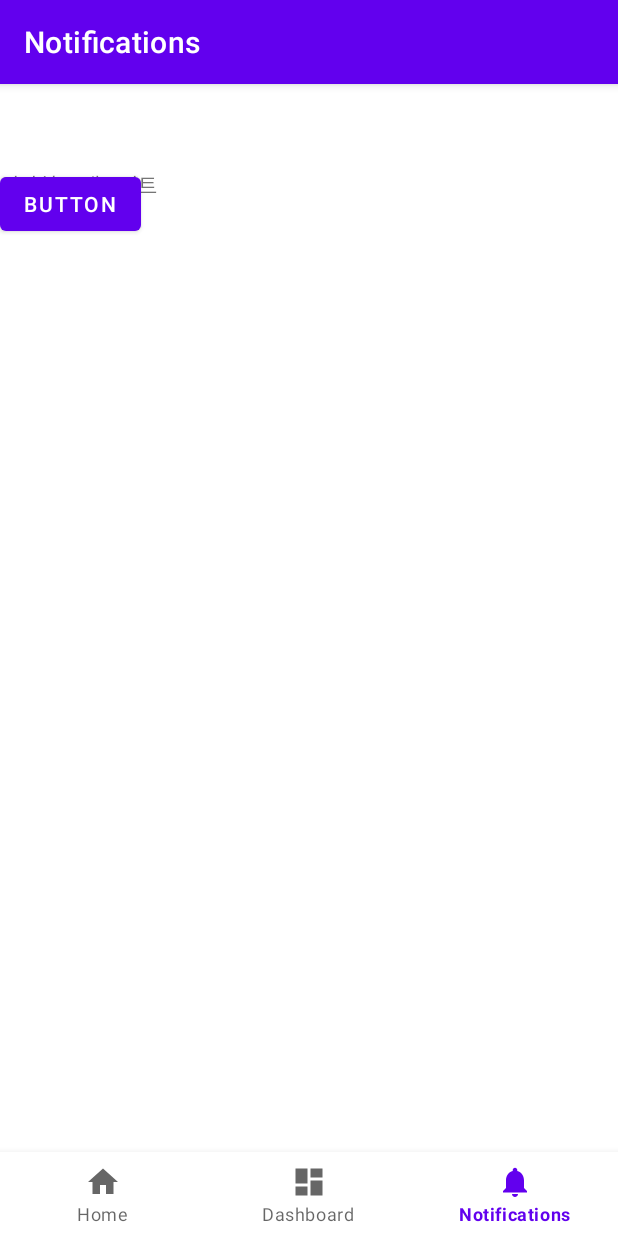
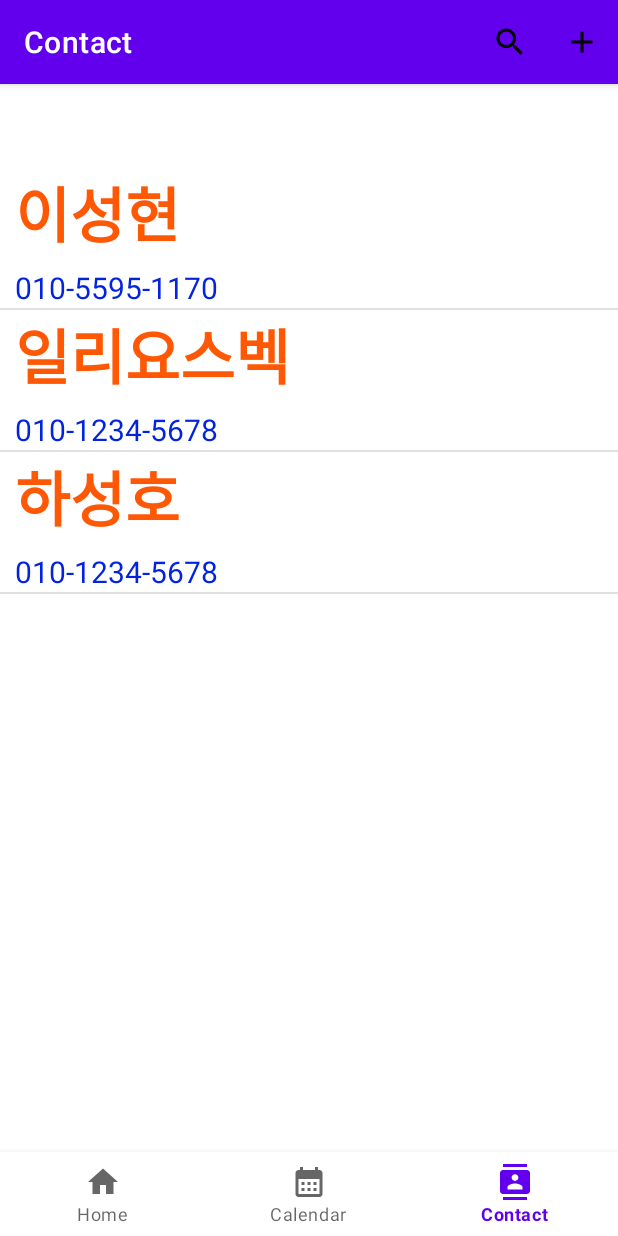
Before and after one commit to SHyeonL/2022-2_MobP_MyCalendar, an Android app: the ContactFragment screen opened through its navigation route, on a phone screen of 412 x 824 dp. Run offline under Robolectric (Android 15) with nearby library versions, the phone set to English and light mode, and no system bars; our stand-ins replace navigation-ui.

Commit message:
연락처 프래그먼트 리스트뷰 추가 & 액션 바 아이콘 및 이동 기능 추가

```diff
--- a/MyCalendar/app/src/main/java/com/example/mycalendar/MainActivity.java
+++ b/MyCalendar/app/src/main/java/com/example/mycalendar/MainActivity.java
@@ -25,7 +25,7 @@ public class MainActivity extends AppCompatActivity {
 
         BottomNavigationView navView = findViewById(R.id.nav_view);
         AppBarConfiguration appBarConfiguration = new AppBarConfiguration.Builder(
-                R.id.navigation_home, R.id.navigation_dashboard, R.id.navigation_notifications)
+                R.id.navigation_home, R.id.navigation_calendar, R.id.navigation_contact)
                 .build();
         NavController navController = Navigation.findNavController(this, R.id.nav_host_fragment_activity_main);
         NavigationUI.setupActionBarWithNavController(this, navController, appBarConfiguration);
--- a/MyCalendar/app/src/main/java/com/example/mycalendar/ui/Calendar/toDoListView.java
+++ b/MyCalendar/app/src/main/java/com/example/mycalendar/ui/Calendar/toDoListView.java
@@ -26,8 +26,8 @@ public class toDoListView extends LinearLayout {
         LayoutInflater inflater = (LayoutInflater) context.getSystemService(Context.LAYOUT_INFLATER_SERVICE);
         inflater.inflate(R.layout.todo_list, this, true);
 
-        textTitle = (TextView) findViewById(R.id.textTitle);
-        textDate = (TextView) findViewById(R.id.textDate);
+        textTitle = (TextView) findViewById(R.id.textName);
+        textDate = (TextView) findViewById(R.id.textPhoneNum);
     }
 
     public void setTitle(String title) {
--- a/MyCalendar/app/src/main/java/com/example/mycalendar/ui/Contact/ContactFragment.java
+++ b/MyCalendar/app/src/main/java/com/example/mycalendar/ui/Contact/ContactFragment.java
@@ -3,30 +3,50 @@ package com.example.mycalendar.ui.Contact;
 import android.content.Intent;
 import android.os.Bundle;
 import android.view.LayoutInflater;
+import android.view.Menu;
+import android.view.MenuInflater;
+import android.view.MenuItem;
 import android.view.View;
 import android.view.ViewGroup;
+import android.widget.AdapterView;
+import android.widget.BaseAdapter;
+import android.widget.Toast;
 
 import androidx.annotation.NonNull;
 import androidx.fragment.app.Fragment;
 
+import com.example.mycalendar.R;
 import com.example.mycalendar.databinding.FragmentContactBinding;
+import com.example.mycalendar.ui.Calendar.toDoItem;
+import com.example.mycalendar.ui.SearchActivity;
+
+import java.util.ArrayList;
 
 
 public class ContactFragment extends Fragment {
 
     private FragmentContactBinding binding;
+    ContactListAdapter adapter;
 
     public View onCreateView(@NonNull LayoutInflater inflater,
                              ViewGroup container, Bundle savedInstanceState) {
 
         binding = FragmentContactBinding.inflate(inflater, container, false);
+        setHasOptionsMenu(true);
         View root = binding.getRoot();
+        adapter = new ContactListAdapter();
 
-        binding.button2.setOnClickListener(new View.OnClickListener() {
+        adapter.addItem(new ContactItem("이성현", "010-5595-1170"));
+        adapter.addItem(new ContactItem("일리요스벡", "010-1234-5678"));
+        adapter.addItem(new ContactItem("하성호", "010-1234-5678"));
+
+        binding.contactList.setAdapter(adapter);
+
+        binding.contactList.setOnItemClickListener(new AdapterView.OnItemClickListener() {
             @Override
-            public void onClick(View view) {
-                Intent intent = new Intent(getActivity(), AddContactActivity.class);
-                startActivity(intent);
+            public void onItemClick(AdapterView<?> adapterView, View view, int position, long id) {
+                ContactItem item = (ContactItem) adapter.getItem(position);
+                Toast.makeText(getActivity().getApplicationContext(), "선택 : " + item.getName(), Toast.LENGTH_LONG).show();
             }
         });
         return root;
@@ -37,4 +57,65 @@ public class ContactFragment extends Fragment {
         super.onDestroyView();
         binding = null;
     }
+
+    class ContactListAdapter extends BaseAdapter {
+        ArrayList<ContactItem> items = new ArrayList<ContactItem>();
+
+        @Override
+        public int getCount() {
+            return items.size();
+        }
+
+        public void addItem(ContactItem item) { items.add(item); }
+
+        @Override
+        public Object getItem(int position) {
+            return items.get(position);
+        }
+
+        @Override
+        public long getItemId(int position) {
+            return position;
+        }
+
+        @Override
+        public View getView(int position, View convertView, ViewGroup viewGroup) {
+            ContactListView view = new ContactListView(getActivity().getApplicationContext());
+
+            ContactItem item = items.get(position);
+            view.setTextName(item.getName());
+            view.setTextPhoneNum(item.getPhoneNum());
+            return view;
+        }
+    }
+
+    @Override
+    public void onCreateOptionsMenu(@NonNull Menu menu, @NonNull MenuInflater inflater) {
+        super.onCreateOptionsMenu(menu, inflater);
+        inflater.inflate(R.menu.common_action_bar, menu);
+    }
+
+    @Override
+    public boolean onOptionsItemSelected(@NonNull MenuItem item) {
+        switch (item.getItemId()) {
+            case R.id.action_search:
+                StartSearchActivity();
+                break;
+            case R.id.action_add:
+                StartAddContactActivity();
+                break;
+        }
+        return super.onOptionsItemSelected(item);
+    }
+
+    public void StartAddContactActivity() {
+        Intent intent = new Intent(getActivity(), AddContactActivity.class);
+        startActivity(intent);
+    }
+
+    public void StartSearchActivity() {
+        Intent intent = new Intent(getActivity(), SearchActivity.class);
+        startActivity(intent);
+    }
+
 }
--- /dev/null
+++ b/MyCalendar/app/src/main/java/com/example/mycalendar/ui/Contact/ContactItem.java
@@ -0,0 +1,27 @@
+package com.example.mycalendar.ui.Contact;
+
+public class ContactItem {
+    String name;
+    String phoneNum;
+
+    public ContactItem(String name, String phoneNum) {
+        this.name = name;
+        this.phoneNum = phoneNum;
+    }
+
+    public String getName() {
+        return name;
+    }
+
+    public String getPhoneNum() {
+        return phoneNum;
+    }
+
+    public void SetName(String name) {
+        this.name = name;
+    }
+
+    public void SetPhoneNum(String phoneNum) {
+        this.phoneNum = phoneNum;
+    }
+}
--- /dev/null
+++ b/MyCalendar/app/src/main/java/com/example/mycalendar/ui/Contact/ContactListView.java
@@ -0,0 +1,40 @@
+package com.example.mycalendar.ui.Contact;
+
+import android.content.Context;
+import android.util.AttributeSet;
+import android.view.LayoutInflater;
+import android.widget.LinearLayout;
+import android.widget.TextView;
+
+import com.example.mycalendar.R;
+
+public class ContactListView extends LinearLayout {
+    TextView textName;
+    TextView textPhoneNum;
+
+    public ContactListView(Context context) {
+        super(context);
+        init(context);
+    }
+
+    public ContactListView(Context context, AttributeSet attrs) {
+        super(context, attrs);
+        init(context);
+    }
+
+    public void init(Context context) {
+        LayoutInflater inflater = (LayoutInflater) context.getSystemService(Context.LAYOUT_INFLATER_SERVICE);
+        inflater.inflate(R.layout.contact_list, this, true);
+
+        textName = (TextView) findViewById(R.id.textName);
+        textPhoneNum = (TextView) findViewById(R.id.textPhoneNum);
+    }
+
+    public void setTextName(String name) {
+        textName.setText(name);
+    }
+
+    public void setTextPhoneNum(String phoneNum) {
+        textPhoneNum.setText(phoneNum);
+    }
+}
--- a/MyCalendar/app/src/main/res/drawable/ic_dashboard_black_24dp.xml
+++ /dev/null
@@ -1,9 +0,0 @@
-<vector xmlns:android="http://schemas.android.com/apk/res/android"
-    android:width="24dp"
-    android:height="24dp"
-    android:viewportWidth="24.0"
-    android:viewportHeight="24.0">
-    <path
-        android:fillColor="#FF000000"
-        android:pathData="M3,13h8L11,3L3,3v10zM3,21h8v-6L3,15v6zM13,21h8L21,11h-8v10zM13,3v6h8L21,3h-8z" />
-</vector>
--- a/MyCalendar/app/src/main/res/drawable/ic_notifications_black_24dp.xml
+++ /dev/null
@@ -1,9 +0,0 @@
-<vector xmlns:android="http://schemas.android.com/apk/res/android"
-    android:width="24dp"
-    android:height="24dp"
-    android:viewportWidth="24.0"
-    android:viewportHeight="24.0">
-    <path
-        android:fillColor="#FF000000"
-        android:pathData="M12,22c1.1,0 2,-0.9 2,-2h-4c0,1.1 0.89,2 2,2zM18,16v-5c0,-3.07 -1.64,-5.64 -4.5,-6.32L13.5,4c0,-0.83 -0.67,-1.5 -1.5,-1.5s-1.5,0.67 -1.5,1.5v0.68C7.63,5.36 6,7.92 6,11v5l-2,2v1h16v-1l-2,-2z" />
-</vector>
--- /dev/null
+++ b/MyCalendar/app/src/main/res/drawable/image_calendar.xml
@@ -0,0 +1,5 @@
+<vector android:height="24dp" android:tint="#000000"
+    android:viewportHeight="24" android:viewportWidth="24"
+    android:width="24dp" xmlns:android="http://schemas.android.com/apk/res/android">
+    <path android:fillColor="@android:color/white" android:pathData="M19,4h-1V2h-2v2H8V2H6v2H5C3.89,4 3.01,4.9 3.01,6L3,20c0,1.1 0.89,2 2,2h14c1.1,0 2,-0.9 2,-2V6C21,4.9 20.1,4 19,4zM19,20H5V10h14V20zM9,14H7v-2h2V14zM13,14h-2v-2h2V14zM17,14h-2v-2h2V14zM9,18H7v-2h2V18zM13,18h-2v-2h2V18zM17,18h-2v-2h2V18z"/>
+</vector>
--- /dev/null
+++ b/MyCalendar/app/src/main/res/drawable/image_contact.xml
@@ -0,0 +1,5 @@
+<vector android:height="24dp" android:tint="#000000"
+    android:viewportHeight="24" android:viewportWidth="24"
+    android:width="24dp" xmlns:android="http://schemas.android.com/apk/res/android">
+    <path android:fillColor="@android:color/white" android:pathData="M20,0L4,0v2h16L20,0zM4,24h16v-2L4,22v2zM20,4L4,4c-1.1,0 -2,0.9 -2,2v12c0,1.1 0.9,2 2,2h16c1.1,0 2,-0.9 2,-2L22,6c0,-1.1 -0.9,-2 -2,-2zM12,6.75c1.24,0 2.25,1.01 2.25,2.25s-1.01,2.25 -2.25,2.25S9.75,10.24 9.75,9 10.76,6.75 12,6.75zM17,17L7,17v-1.5c0,-1.67 3.33,-2.5 5,-2.5s5,0.83 5,2.5L17,17z"/>
+</vector>
--- a/MyCalendar/app/src/main/res/layout/contact_list.xml
+++ b/MyCalendar/app/src/main/res/layout/contact_list.xml
@@ -13,7 +13,7 @@
             android:layout_width="wrap_content"
             android:layout_height="wrap_content"
             android:text="New Text"
-            android:id="@+id/textTitle"
+            android:id="@+id/textName"
             android:textSize="40dp"
             android:textStyle="bold"
             android:textColor="#ff5805" />
@@ -27,7 +27,7 @@
                 android:layout_height="wrap_content"
                 android:layout_alignParentLeft="true"
                 android:text="New Text"
-                android:id="@+id/textDate"
+                android:id="@+id/textPhoneNum"
                 android:textSize="20dp"
                 android:textColor="#0223e0"
                 android:layout_marginTop="6dp" />
--- a/MyCalendar/app/src/main/res/layout/fragment_calendar.xml
+++ b/MyCalendar/app/src/main/res/layout/fragment_calendar.xml
@@ -17,7 +17,7 @@
         app:layout_constraintTop_toTopOf="parent" />
 
     <TextView
-        android:id="@+id/textTitle"
+        android:id="@+id/textName"
         android:layout_width="wrap_content"
         android:layout_height="wrap_content"
         android:layout_marginStart="184dp"
--- a/MyCalendar/app/src/main/res/layout/fragment_contact.xml
+++ b/MyCalendar/app/src/main/res/layout/fragment_contact.xml
@@ -1,24 +1,15 @@
 <?xml version="1.0" encoding="utf-8"?>
-<androidx.constraintlayout.widget.ConstraintLayout xmlns:android="http://schemas.android.com/apk/res/android"
+<FrameLayout xmlns:android="http://schemas.android.com/apk/res/android"
     xmlns:app="http://schemas.android.com/apk/res-auto"
     xmlns:tools="http://schemas.android.com/tools"
     android:layout_width="match_parent"
     android:layout_height="match_parent"
     tools:context=".ui.Contact.ContactFragment">
 
-    <Button
-        android:id="@+id/button2"
-        android:layout_width="wrap_content"
-        android:layout_height="wrap_content"
-        android:text="Button"
-        tools:layout_editor_absoluteX="155dp"
-        tools:layout_editor_absoluteY="231dp" />
+    <ListView
+        android:id="@+id/contactList"
+        android:layout_width="match_parent"
+        android:layout_height="match_parent">
+    </ListView>
 
-    <TextView
-        android:id="@+id/textView3"
-        android:layout_width="wrap_content"
-        android:layout_height="wrap_content"
-        android:text="연락처 프래그먼트"
-        tools:layout_editor_absoluteX="170dp"
-        tools:layout_editor_absoluteY="389dp" />
-</androidx.constraintlayout.widget.ConstraintLayout>
+</FrameLayout>
--- a/MyCalendar/app/src/main/res/layout/todo_list.xml
+++ b/MyCalendar/app/src/main/res/layout/todo_list.xml
@@ -13,7 +13,7 @@
             android:layout_width="wrap_content"
             android:layout_height="wrap_content"
             android:text="New Text"
-            android:id="@+id/textTitle"
+            android:id="@+id/textName"
             android:textSize="40dp"
             android:textStyle="bold"
             android:textColor="#ff5805" />
@@ -27,7 +27,7 @@
                 android:layout_height="wrap_content"
                 android:layout_alignParentLeft="true"
                 android:text="New Text"
-                android:id="@+id/textDate"
+                android:id="@+id/textPhoneNum"
                 android:textSize="20dp"
                 android:textColor="#0223e0"
                 android:layout_marginTop="6dp" />
--- a/MyCalendar/app/src/main/res/menu/bottom_nav_menu.xml
+++ b/MyCalendar/app/src/main/res/menu/bottom_nav_menu.xml
@@ -7,13 +7,13 @@
         android:title="@string/title_home" />
 
     <item
-        android:id="@+id/navigation_dashboard"
-        android:icon="@drawable/ic_dashboard_black_24dp"
-        android:title="@string/title_dashboard" />
+        android:id="@+id/navigation_calendar"
+        android:icon="@drawable/image_calendar"
+        android:title="@string/Calendar" />
 
     <item
-        android:id="@+id/navigation_notifications"
-        android:icon="@drawable/ic_notifications_black_24dp"
-        android:title="@string/title_notifications" />
+        android:id="@+id/navigation_contact"
+        android:icon="@drawable/image_contact"
+        android:title="@string/Contact" />
 
 </menu>
--- a/MyCalendar/app/src/main/res/navigation/mobile_navigation.xml
+++ b/MyCalendar/app/src/main/res/navigation/mobile_navigation.xml
@@ -12,14 +12,14 @@
         tools:layout="@layout/fragment_home" />
 
     <fragment
-        android:id="@+id/navigation_dashboard"
+        android:id="@+id/navigation_calendar"
         android:name="com.example.mycalendar.ui.Calendar.CalendarFragment"
-        android:label="@string/title_dashboard"
+        android:label="Calendar"
         tools:layout="@layout/fragment_calendar" />
 
     <fragment
-        android:id="@+id/navigation_notifications"
+        android:id="@+id/navigation_contact"
         android:name="com.example.mycalendar.ui.Contact.ContactFragment"
-        android:label="@string/title_notifications"
+        android:label="Contact"
         tools:layout="@layout/fragment_contact" />
 </navigation>
--- a/MyCalendar/app/src/main/res/values/strings.xml
+++ b/MyCalendar/app/src/main/res/values/strings.xml
@@ -5,4 +5,6 @@
     <string name="title_notifications">Notifications</string>
     <!-- TODO: Remove or change this placeholder text -->
     <string name="hello_blank_fragment">Hello blank fragment</string>
+    <string name="Calendar">Calendar</string>
+    <string name="Contact">Contact</string>
 </resources>
```
Also changed, not shown: MyCalendar/app/src/main/AndroidManifest.xml (+8 -1 lines), MyCalendar/app/src/main/java/com/example/mycalendar/ui/SearchActivity.java (added, +16 -0 lines), MyCalendar/app/src/main/java/com/example/mycalendar/ui/home/HomeFragment.java (+23 -31 lines), MyCalendar/app/src/main/res/layout/activity_search.xml (added, +9 -0 lines).
